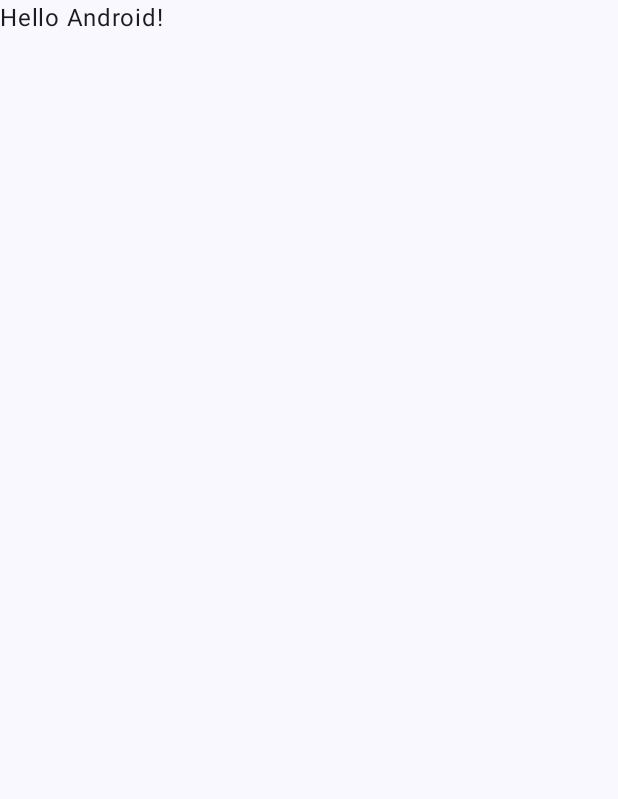
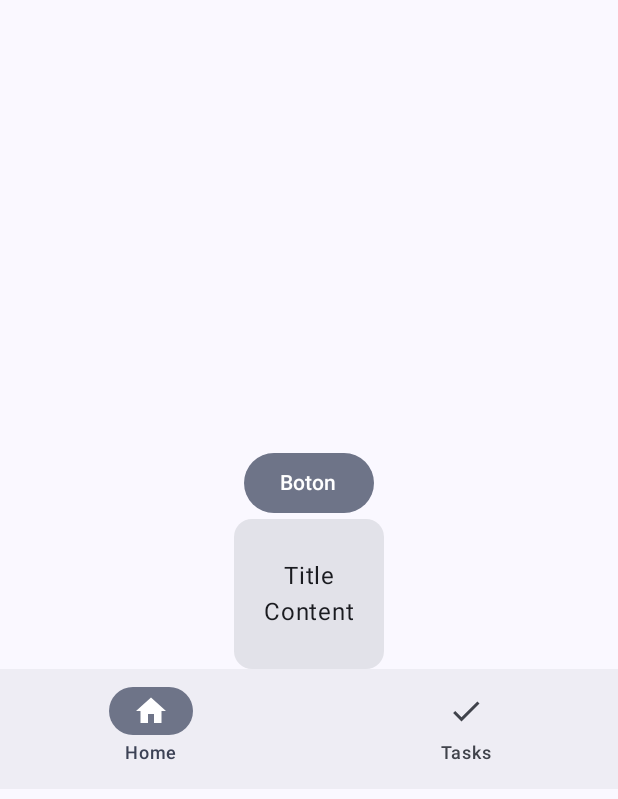
Before and after one commit to rafael1199v/MaterialDesign, an Android app built with Jetpack Compose: the screen it shows after launch (MainActivity), on a phone screen of 412 x 824 dp. Before the commit the part shown is almost empty. Shown: the top 799 px of the screen. Run offline under Robolectric (Android 15) with nearby library versions, the phone set to English and light mode, and no system bars.

Commit message:
Feat: Material design examples

```diff
--- a/app/src/main/java/com/example/materialdesigndemo/MainActivity.kt
+++ b/app/src/main/java/com/example/materialdesigndemo/MainActivity.kt
@@ -4,13 +4,29 @@ import android.os.Bundle
 import androidx.activity.ComponentActivity
 import androidx.activity.compose.setContent
 import androidx.activity.enableEdgeToEdge
+import androidx.compose.foundation.layout.Arrangement
+import androidx.compose.foundation.layout.Box
+import androidx.compose.foundation.layout.Column
 import androidx.compose.foundation.layout.fillMaxSize
+import androidx.compose.foundation.layout.height
 import androidx.compose.foundation.layout.padding
+import androidx.compose.foundation.layout.width
+import androidx.compose.material.icons.Icons
+import androidx.compose.material.icons.filled.Check
+import androidx.compose.material.icons.filled.Home
+import androidx.compose.material3.Card
+import androidx.compose.material3.FilledTonalButton
+import androidx.compose.material3.Icon
+import androidx.compose.material3.NavigationBar
+import androidx.compose.material3.NavigationBarItem
 import androidx.compose.material3.Scaffold
 import androidx.compose.material3.Text
 import androidx.compose.runtime.Composable
+import androidx.compose.ui.Alignment
 import androidx.compose.ui.Modifier
+import androidx.compose.ui.res.painterResource
 import androidx.compose.ui.tooling.preview.Preview
+import androidx.compose.ui.unit.dp
 import com.example.materialdesigndemo.ui.theme.MaterialDesignDemoTheme
 
 class MainActivity : ComponentActivity() {
@@ -20,10 +36,28 @@ class MainActivity : ComponentActivity() {
         setContent {
             MaterialDesignDemoTheme {
                 Scaffold(modifier = Modifier.fillMaxSize()) { innerPadding ->
-                    Greeting(
-                        name = "Android",
-                        modifier = Modifier.padding(innerPadding)
-                    )
+                    Column(
+                        modifier = Modifier.fillMaxSize().padding(innerPadding),
+                        verticalArrangement = Arrangement.Center,
+                        horizontalAlignment = Alignment.CenterHorizontally
+                    ) {
+                        ButtonExample(
+                            text = "Boton",
+                            modifier = Modifier,
+                            action = { println("Click") }
+                        )
+
+                        CardExample(
+                            title = "Title",
+                            content = "Content",
+                            modifier = Modifier.width(100.dp)
+                                .height(100.dp)
+                        )
+
+                        NavigationBarExample(
+                            modifier = Modifier
+                        )
+                    }
                 }
             }
         }
@@ -31,17 +65,69 @@ class MainActivity : ComponentActivity() {
 }
 
 @Composable
-fun Greeting(name: String, modifier: Modifier = Modifier) {
-    Text(
-        text = "Hello $name!",
-        modifier = modifier
-    )
+fun ButtonExample(
+    text: String,
+    modifier: Modifier = Modifier,
+    action: () -> Unit
+) {
+    FilledTonalButton (
+        modifier = modifier,
+        onClick = action
+    ) {
+        Text(text = text)
+    }
 }
 
-@Preview(showBackground = true)
 @Composable
-fun GreetingPreview() {
-    MaterialDesignDemoTheme {
-        Greeting("Android")
+fun CardExample(
+    modifier: Modifier = Modifier,
+    title: String,
+    content: String
+) {
+    Card(
+        modifier = modifier
+    ) {
+        Column(
+            modifier = Modifier.fillMaxSize(),
+            verticalArrangement = Arrangement.Center,
+            horizontalAlignment = Alignment.CenterHorizontally
+        ) {
+            Text(text = title)
+            Text(text = content)
+        }
     }
 }
+
+@Composable
+fun NavigationBarExample(
+    modifier: Modifier = Modifier
+) {
+    NavigationBar(
+        modifier = modifier
+    ) {
+        NavigationBarItem(
+            selected = true,
+            icon = {
+                Icon(imageVector = Icons.Default.Home, contentDescription = "Home")
+            },
+            label = {
+                Text(text = "Home")
+            },
+            onClick = {
+                println("Home")
+            }
+        )
+        NavigationBarItem(
+            selected = false,
+            icon = {
+                Icon(imageVector = Icons.Default.Check, contentDescription = "Task")
+            },
+            label = {
+                Text(text = "Tasks")
+            },
+            onClick = {
+                println("Tasks")
+            }
+        )
+    }
+}
```
